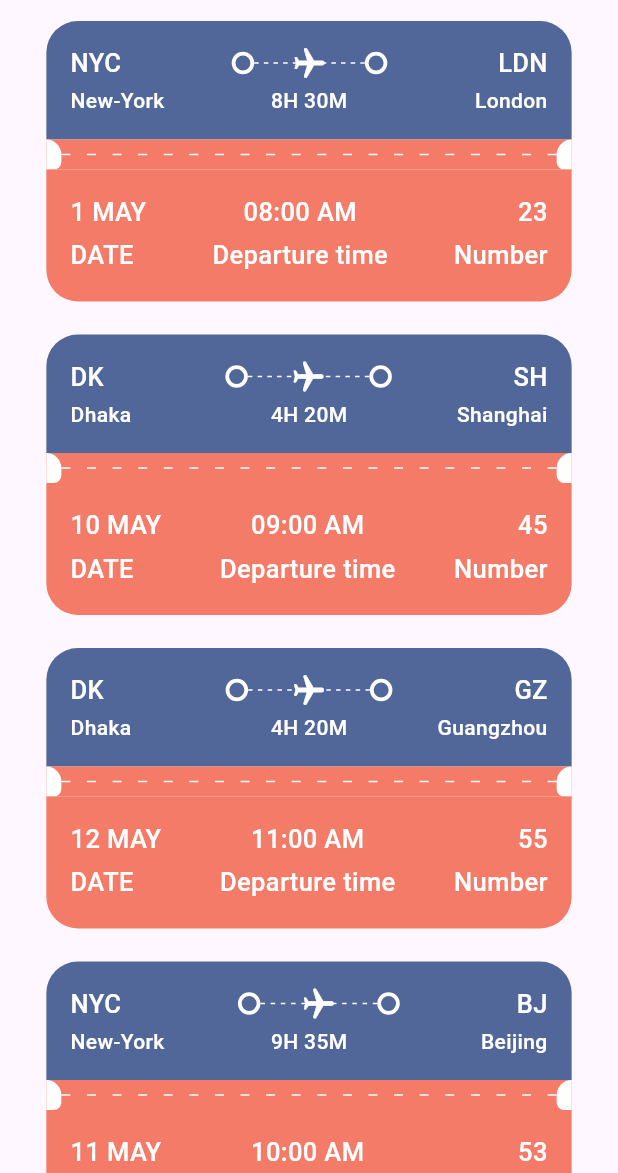
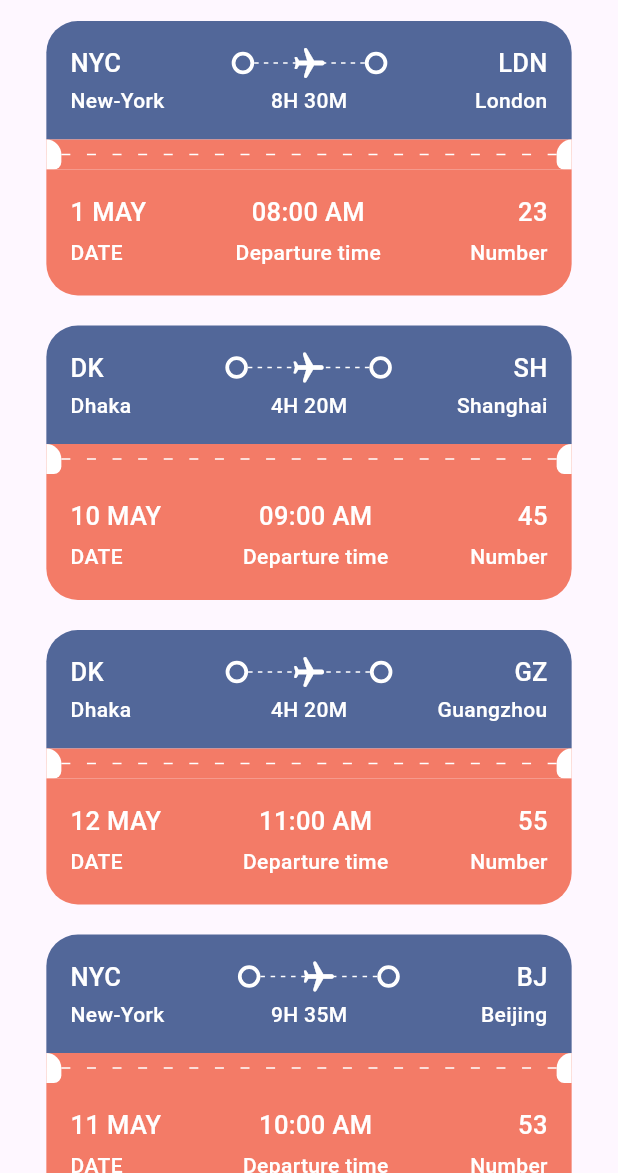
Before and after one commit to Juwurason/ticket_app, a Flutter app: the AllTickets screen opened by its route, on a phone screen of 412 x 824 dp, the part 63-1236 px from its top. Run offline on Flutter 3.47's test engine with Material 3 defaults, Android fonts, the phone set to English and light mode, and no system bars; our stand-ins replace barcode_widget, fluentui_icons.

Commit message:
completion of ticket page

```diff
--- a/lib/bse/res/media.dart
+++ b/lib/bse/res/media.dart
@@ -3,4 +3,5 @@ class AppMedia{
   static const logo = '$_baseImage/logo.png';
   static const hotelRoom = '$_baseImage/hotel_room.png';
   static const planeSit = '$_baseImage/plane_sit.jpg';
+  static const visaCard = '$_baseImage/visa_card.png';
 }
--- a/lib/bse/res/styles/app_styles.dart
+++ b/lib/bse/res/styles/app_styles.dart
@@ -29,9 +29,10 @@ class AppStyles {
     fontSize: 17,
     fontWeight: FontWeight.w500,
   );
-  static TextStyle headLineStyle4 = const TextStyle(
+  static TextStyle headLineStyle4 =  TextStyle(
     fontSize: 14,
     fontWeight: FontWeight.w500,
+    color: Colors.grey.shade500
   );
 
 }
--- a/lib/bse/widgets/app_column_text_layout.dart
+++ b/lib/bse/widgets/app_column_text_layout.dart
@@ -1,21 +1,23 @@
 import 'package:flutter/cupertino.dart';
+import 'package:mobile_app/bse/widgets/text_style_fourth.dart';
 import 'package:mobile_app/bse/widgets/text_style_third.dart';
 
 class AppColumnTextLayout extends StatelessWidget {
   final String topText;
   final String bottomText;
   final CrossAxisAlignment alignment;
+  final bool? isColor;
   const AppColumnTextLayout({super.key, required this.topText,
-  required this.bottomText, required this.alignment});
+  required this.bottomText, required this.alignment, this.isColor});
 
   @override
   Widget build(BuildContext context) {
     return Column(
       crossAxisAlignment: alignment,
       children: [
-        TextStyleThird(text: topText,),
+        TextStyleThird(text: topText, isColor: isColor,),
         const SizedBox(height: 5,),
-        TextStyleThird(text: bottomText,),
+        TextStyleFourth(text: bottomText, isColor: isColor,),
       ],
     );
   }
--- a/lib/bse/widgets/app_layoutbuilder_widget.dart
+++ b/lib/bse/widgets/app_layoutbuilder_widget.dart
@@ -4,8 +4,10 @@ import 'package:flutter/material.dart';
 class AppLayoutBuilderWidget extends StatelessWidget {
   final int randomDivider;
   final double width;
+  final bool? isColor;
+
   const AppLayoutBuilderWidget(
-      {super.key, required this.randomDivider, this.width = 3});
+      {super.key, required this.randomDivider, this.width = 3, this.isColor});
 
   @override
   Widget build(BuildContext context) {
@@ -19,9 +21,9 @@ class AppLayoutBuilderWidget extends StatelessWidget {
             (index) => SizedBox(
                   width: width,
                   height: 1,
-                  child: const DecoratedBox(
+                  child:  DecoratedBox(
                       decoration: BoxDecoration(
-                    color: Colors.white,
+                    color: isColor==null?Colors.white:Colors.grey.shade300,
                   )),
                 )),
       );
--- a/lib/bse/widgets/big.circle.dart
+++ b/lib/bse/widgets/big.circle.dart
@@ -1,8 +1,10 @@
 import 'package:flutter/material.dart';
+import 'package:mobile_app/bse/res/styles/app_styles.dart';
 
 class BigCircle extends StatelessWidget {
   final bool isRight;
-  const BigCircle({super.key, required this.isRight});
+  final bool? isColor;
+  const BigCircle({super.key, required this.isRight, this.isColor});
 
   @override
   Widget build(BuildContext context) {
@@ -11,7 +13,7 @@ class BigCircle extends StatelessWidget {
       width: 10,
       child: DecoratedBox(
           decoration: BoxDecoration(
-            color: Colors.white,
+            color: isColor==null? Colors.white: Colors.grey.shade200,
             borderRadius: isRight==true?const BorderRadius.only(
                 topLeft: Radius.circular(20),
                 bottomLeft: Radius.circular(10)
--- a/lib/bse/widgets/ticket_view.dart
+++ b/lib/bse/widgets/ticket_view.dart
@@ -22,7 +22,7 @@ class TicketView extends StatelessWidget {
     final size = MediaQuery.of(context).size;
     return SizedBox(
         width: size.width * 0.85,
-        height: 189,
+        height: 183,
         child: Container(
           margin: EdgeInsets.only(right: wholeScreen == true ? 0 : 16),
           child: Column(
@@ -111,19 +111,22 @@ class TicketView extends StatelessWidget {
               ),
               //circles and dots
               Container(
-                color: AppStyles.ticketOrange,
-                child: const Row(
+                color: isColor==null? AppStyles.ticketOrange:AppStyles.ticketColor,
+                child:  Row(
                   children: [
                     BigCircle(
                       isRight: false,
+                      isColor: isColor,
                     ),
                     Expanded(
                         child: AppLayoutBuilderWidget(
                       randomDivider: 16,
                       width: 6,
+                          isColor: isColor,
                     )),
                     BigCircle(
                       isRight: true,
+                      isColor: isColor,
                     )
                   ],
                 ),
@@ -132,10 +135,10 @@ class TicketView extends StatelessWidget {
               Container(
                 padding: const EdgeInsets.all(16),
                 decoration: BoxDecoration(
-                    color: AppStyles.ticketOrange,
-                    borderRadius: const BorderRadius.only(
-                        bottomLeft: Radius.circular(21),
-                        bottomRight: Radius.circular(21))),
+                    color: isColor==null? AppStyles.ticketOrange: AppStyles.ticketColor,
+                    borderRadius:  BorderRadius.only(
+                        bottomLeft: Radius.circular(isColor==null?21:0),
+                        bottomRight: Radius.circular(isColor==null?21:0))),
                 child: Column(
                   children: [
                     //show departure and destination with icons first line
@@ -146,16 +149,19 @@ class TicketView extends StatelessWidget {
                           topText: ticket["date"],
                           bottomText: "DATE",
                           alignment: CrossAxisAlignment.start,
+                          isColor: isColor,
                         ),
                         AppColumnTextLayout(
                           topText: ticket["departure_time"],
                           bottomText: "Departure time",
                           alignment: CrossAxisAlignment.center,
+                          isColor: isColor,
                         ),
                         AppColumnTextLayout(
                           topText: ticket["number"].toString(),
                           bottomText: "Number",
                           alignment: CrossAxisAlignment.end,
+                          isColor: isColor,
                         ),
                       ],
                     ),
--- a/pubspec.yaml
+++ b/pubspec.yaml
@@ -36,6 +36,7 @@ dependencies:
   # Use with the CupertinoIcons class for iOS style icons.
   cupertino_icons: ^1.0.8
   fluentui_icons: ^1.0.0
+  barcode_widget: ^2.0.4
 
 dev_dependencies:
   flutter_test:
```
Also changed, not shown: lib/bse/widgets/text_style_fourth.dart (+7 -3 lines), lib/screens/ticket/ticket_screen.dart (+112 -0 lines), pubspec.lock.
